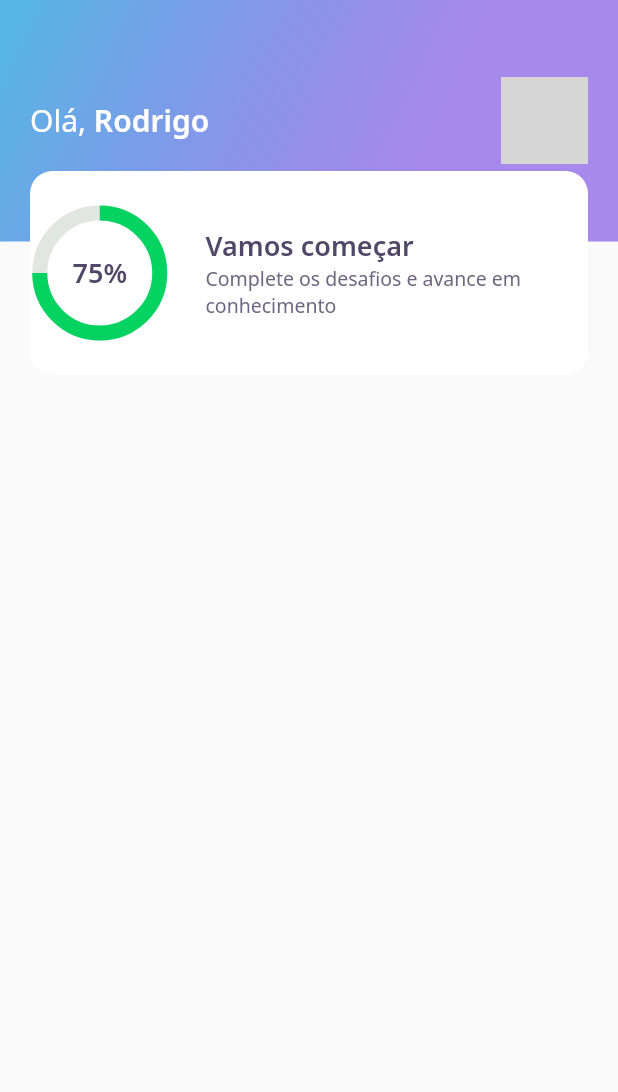
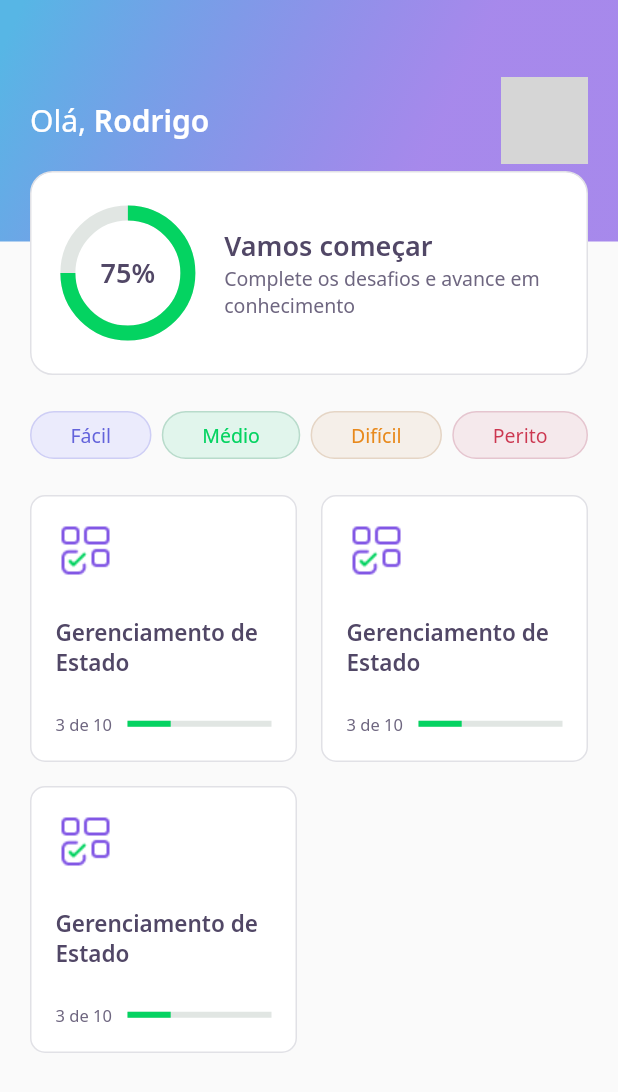
Before and after one commit to uZimbra/devquiz, a Flutter app: the HomePage screen opened directly, on a phone screen of 412 x 824 dp. Shown: the top 1092 px of the screen. Run offline on Flutter 3.47's test engine with Material 2 defaults, Android fonts, the phone set to English and light mode, and no system bars; our stand-ins replace google_fonts; network calls fail; grey boxes are pictures that could not be loaded.

Commit message:
chore: second class

```diff
--- a/lib/home/home.page.dart
+++ b/lib/home/home.page.dart
@@ -1,4 +1,6 @@
 import 'package:DevQuiz/home/widgets/app-bar.widget.dart';
+import 'package:DevQuiz/home/widgets/level-button.widget.dart';
+import 'package:DevQuiz/home/widgets/quiz-card.widget.dart';
 import 'package:flutter/material.dart';
 
 class HomePage extends StatefulWidget {
@@ -13,6 +15,38 @@ class _HomePageState extends State<HomePage> {
   Widget build(BuildContext context) {
     return Scaffold(
       appBar: AppBarWidget(),
+      body: Padding(
+        padding: const EdgeInsets.symmetric(horizontal: 20),
+        child: Column(
+          children: [
+            SizedBox(
+              height: 24,
+            ),
+            Row(
+              mainAxisAlignment: MainAxisAlignment.spaceBetween,
+              children: [
+                LevelButtonWidget(label: 'Fácil'),
+                LevelButtonWidget(label: 'Médio'),
+                LevelButtonWidget(label: 'Difícil'),
+                LevelButtonWidget(label: 'Perito'),
+              ],
+            ),
+            SizedBox(
+              height: 24,
+            ),
+            Expanded(
+                child: GridView.count(
+                    crossAxisSpacing: 16,
+                    mainAxisSpacing: 16,
+                    crossAxisCount: 2,
+                    children: [
+                  QuizCardWidget(),
+                  QuizCardWidget(),
+                  QuizCardWidget(),
+                ]))
+          ],
+        ),
+      ),
     );
   }
 }
--- /dev/null
+++ b/lib/home/widgets/level-button.widget.dart
@@ -0,0 +1,59 @@
+import 'package:DevQuiz/core/core.dart';
+import 'package:flutter/material.dart';
+import 'package:google_fonts/google_fonts.dart';
+
+class LevelButtonWidget extends StatelessWidget {
+  final String label;
+
+  LevelButtonWidget({Key? key, required this.label})
+      : assert(['Fácil', 'Médio', 'Difícil', 'Perito'].contains(label)),
+        super(key: key);
+
+  final colorsConfig = {
+    'Fácil': {
+      'color': AppColors.levelButtonFacil,
+      'borderColor': AppColors.levelButtonBorderFacil,
+      'fontColor': AppColors.levelButtonTextFacil,
+    },
+    'Médio': {
+      'color': AppColors.levelButtonMedio,
+      'borderColor': AppColors.levelButtonBorderMedio,
+      'fontColor': AppColors.levelButtonTextMedio,
+    },
+    'Difícil': {
+      'color': AppColors.levelButtonDificil,
+      'borderColor': AppColors.levelButtonBorderDificil,
+      'fontColor': AppColors.levelButtonTextDificil,
+    },
+    'Perito': {
+      'color': AppColors.levelButtonPerito,
+      'borderColor': AppColors.levelButtonBorderPerito,
+      'fontColor': AppColors.levelButtonTextPerito,
+    },
+  };
+
+  Color get color => colorsConfig[label]!['color']!;
+  Color get borderColor => colorsConfig[label]!['borderColor']!;
+  Color get fontColor => colorsConfig[label]!['fontColor']!;
+
+  @override
+  Widget build(BuildContext context) {
+    return Container(
+        decoration: BoxDecoration(
+          color: color,
+          border: Border.fromBorderSide(BorderSide(
+            color: borderColor,
+          )),
+          borderRadius: BorderRadius.circular(28),
+        ),
+        child: Padding(
+            padding: const EdgeInsets.symmetric(horizontal: 26, vertical: 6),
+            child: Text(
+              label,
+              style: GoogleFonts.notoSans(
+                color: fontColor,
+                fontSize: 13,
+              ),
+            )));
+  }
+}
--- /dev/null
+++ b/lib/home/widgets/quiz-card.widget.dart
@@ -0,0 +1,46 @@
+import 'package:DevQuiz/core/core.dart';
+import 'package:DevQuiz/shared/widget/progress-indicator.widget.dart';
+import 'package:flutter/material.dart';
+
+class QuizCardWidget extends StatelessWidget {
+  QuizCardWidget({Key? key}) : super(key: key);
+
+  @override
+  Widget build(BuildContext context) {
+    return Container(
+      padding: EdgeInsets.all(16),
+      decoration: BoxDecoration(
+          borderRadius: BorderRadius.circular(10),
+          border: Border.fromBorderSide(BorderSide(color: AppColors.border)),
+          color: AppColors.white),
+      child: Column(
+        crossAxisAlignment: CrossAxisAlignment.start,
+        children: [
+          Container(
+            height: 40,
+            width: 40,
+            child: Image.asset(AppImages.blocks),
+          ),
+          SizedBox(
+            height: 24,
+          ),
+          Text('Gerenciamento de Estado', style: AppTextStyles.heading15),
+          SizedBox(
+            height: 24,
+          ),
+          Row(
+            children: [
+              Expanded(
+                  flex: 1, child: Text('3 de 10', style: AppTextStyles.body11)),
+              Expanded(
+                  flex: 2,
+                  child: ProgressIndicatorWidget(
+                    progress: 0.3,
+                  ))
+            ],
+          )
+        ],
+      ),
+    );
+  }
+}
--- a/lib/home/widgets/score-card.widget.dart
+++ b/lib/home/widgets/score-card.widget.dart
@@ -1,5 +1,5 @@
+import 'package:DevQuiz/core/core.dart';
 import 'package:DevQuiz/home/widgets/chart.widget.dart';
-import 'package:DevQuiz/core/core.dart';
 import 'package:flutter/material.dart';
 
 class ScoreCardWidget extends StatelessWidget {
@@ -10,9 +10,12 @@ class ScoreCardWidget extends StatelessWidget {
     return Padding(
       padding: const EdgeInsets.only(left: 20, right: 20),
       child: Container(
+        padding: const EdgeInsets.symmetric(horizontal: 24),
         height: 136,
         decoration: BoxDecoration(
-            color: AppColors.white, borderRadius: BorderRadius.circular(15)),
+            color: AppColors.white,
+            borderRadius: BorderRadius.circular(15),
+            border: Border.fromBorderSide(BorderSide(color: AppColors.border))),
         child: Row(
           crossAxisAlignment: CrossAxisAlignment.center,
           children: [
--- /dev/null
+++ b/lib/shared/widget/progress-indicator.widget.dart
@@ -0,0 +1,17 @@
+import 'package:DevQuiz/core/app_colors.dart';
+import 'package:flutter/material.dart';
+
+class ProgressIndicatorWidget extends StatelessWidget {
+  final double progress;
+  const ProgressIndicatorWidget({Key? key, required this.progress})
+      : super(key: key);
+
+  @override
+  Widget build(BuildContext context) {
+    return LinearProgressIndicator(
+      value: progress,
+      backgroundColor: AppColors.chartSecondary,
+      valueColor: AlwaysStoppedAnimation<Color>(AppColors.chartPrimary),
+    );
+  }
+}
```
Also changed, not shown: lib/challenge/challenge.page.dart (added, +25 -0 lines), lib/challenge/widgets/answer.widget.dart (added, +74 -0 lines), lib/challenge/widgets/question-indicator.widget.dart (added, +35 -0 lines), lib/challenge/widgets/quiz.widget.dart (added, +43 -0 lines), lib/core/app_widget.dart (+4 -3 lines), 1 other file.
